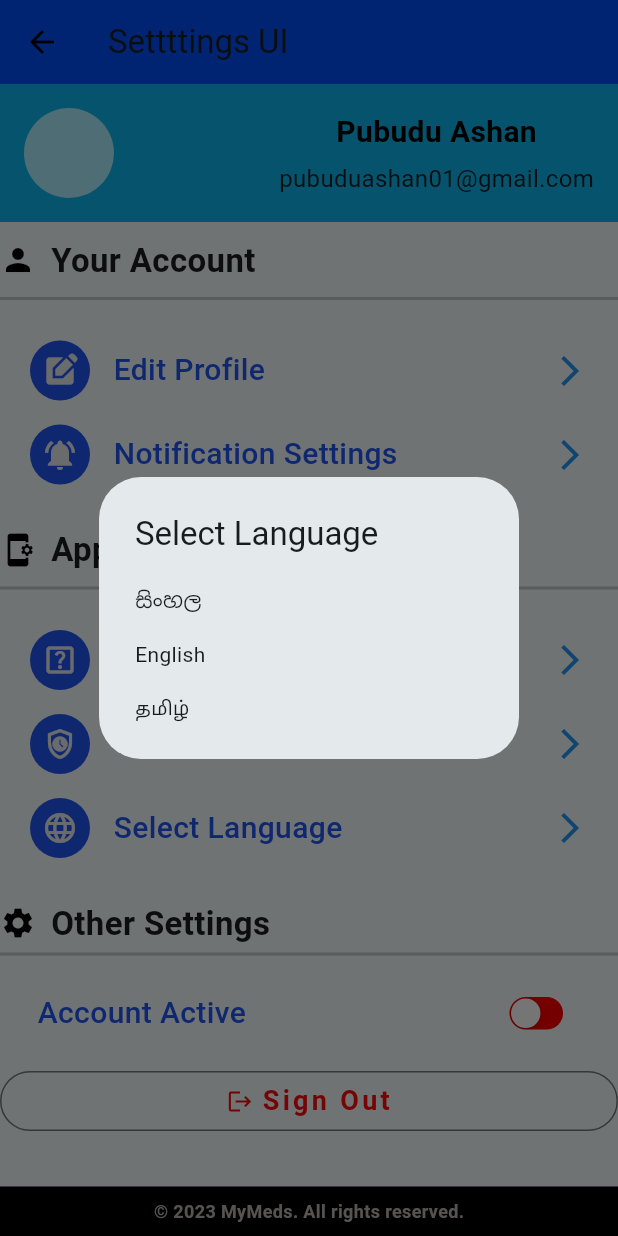
After one commit to tounektimohamed/taqyem, a Flutter app: the SettingsPageUI screen opened directly, after a tap on "Select Language", on a phone screen of 412 x 824 dp. The commit adds this screen. Run offline on Flutter 3.47's test engine with Material 2 defaults, Android fonts, the phone set to English and light mode, and no system bars; our stand-ins replace cloud_firestore, firebase_auth, firebase_core, flutter_holo_date_picker, font_awesome_flutter, google_fonts; accounts and stored records are empty.

Commit message:
Adding User settings page

```diff
--- a/lib/components/text_field.dart
+++ b/lib/components/text_field.dart
@@ -32,7 +32,7 @@ class Text_Field extends StatelessWidget {
       decoration: InputDecoration(
         hintText: label,
         filled: true,
-        floatingLabelBehavior: FloatingLabelBehavior.never,
+        // floatingLabelBehavior: FloatingLabelBehavior.never,
         // fillColor: Colors.white,
         focusedBorder: const OutlineInputBorder(
           borderRadius: BorderRadius.all(
@@ -54,7 +54,7 @@ class Text_Field extends StatelessWidget {
             color: Colors.transparent,
           ),
         ),
-        // labelText: 'Username',
+        labelText: 'Username',
         labelStyle: const TextStyle(
           color: Color.fromARGB(255, 16, 15, 15),
         ),
--- /dev/null
+++ b/lib/screens/account_settings.dart
@@ -0,0 +1,406 @@
+import 'package:flutter/material.dart';
+import 'package:flutter/cupertino.dart';
+import 'package:provider/provider.dart';
+import 'package:mymeds_app/screens/edit_profile.dart';
+import 'package:mymeds_app/screens/help_center.dart';
+import 'package:mymeds_app/screens/notification_settings.dart';
+import 'package:mymeds_app/screens/terms_of_services.dart';
+
+// import 'package:settings/usersettings.dart';
+
+class SettingsPageUI extends StatefulWidget {
+  @override
+  _SettingPageUIState createState() => _SettingPageUIState();
+}
+
+class _SettingPageUIState extends State<SettingsPageUI> {
+  bool ValueNotify1 = false;
+  bool ValueNotify2 = false;
+  // bool ValueNotify3 = false;
+
+  void _showLanguageSelectionDialog(BuildContext context) {
+    showDialog(
+      context: context,
+      builder: (context) {
+        return SimpleDialog(
+          title:const Text('Select Language'),
+          children: [
+            SimpleDialogOption(
+              onPressed: () {
+                Navigator.pop(context, 'සිංහල');
+              },
+              child:const Text('සිංහල'),
+            ),
+            SimpleDialogOption(
+              onPressed: () {
+                Navigator.pop(context, 'English');
+              },
+              child:const Text('English'),
+            ),
+            SimpleDialogOption(
+              onPressed: () {
+                Navigator.pop(context, 'தமிழ்');
+              },
+              child:const Text('தமிழ்'),
+            ),
+          ],
+        );
+      },
+    ).then((selectedLanguage) {
+
+      if (selectedLanguage != null) {
+        print('Selected language: $selectedLanguage');
+      }
+    });
+  }
+
+  // @override
+  // Widget build(BuildContext context) {
+  //   final themeProvider = Provider.of<ThemeProvider>(context, listen: false);
+
+  //*****THEME DATA****
+
+  // onChangeFunction1(bool newValue1) {
+  //   setState(() {
+  //     ValueNotify1 = newValue1;
+  //   });
+  //   final themeProvider = Provider.of<ThemeProvider>(
+  //     context, listen: false);
+
+  //   if (newValue1) {
+  //     themeProvider.setThemeData(darkTheme);
+  //   } else {
+  //     themeProvider.setThemeData(lightTheme);
+  //   }
+  // }
+
+  onChangeFunction2(bool newValue2) {
+    setState(() {
+      ValueNotify2 = newValue2;
+    });
+  }
+
+  // onChangeFunction3(bool newValue3) {
+  //   setState(() {
+  //     ValueNotify3 = newValue3;
+  //   });
+  // }
+
+  @override
+  Widget build(BuildContext context) {
+    // final themeProvider = Provider.of<ThemeProvider>(
+    //   context, listen: false);
+
+    return Scaffold(
+      appBar: AppBar(
+        backgroundColor:const Color.fromARGB(255, 0, 79, 249),
+        title: const Text(
+          "Settttings UI",
+          style: TextStyle(fontSize: 22,),
+        ),
+        leading: IconButton(
+          onPressed: () {},
+          icon: const Icon(
+            Icons.arrow_back,
+            color: Color.fromARGB(255, 0, 0, 0),
+          ),
+        ),
+      ),
+      body: Column(
+        children: [
+          Container(
+            color:const Color.fromARGB(255, 11, 180, 236),
+            alignment: Alignment.topLeft,
+            padding:const EdgeInsets.all(16),
+            child:const Row(
+              mainAxisAlignment: MainAxisAlignment.spaceBetween,
+              // crossAxisAlignment: CrossAxisAlignment.center,
+              children: [
+                 Column(
+                  crossAxisAlignment: CrossAxisAlignment.start,
+                  children: [
+                 CircleAvatar(
+                  radius: 30,
+                  backgroundImage: AssetImage(
+                    'assets/images/pubba.jpg'),
+                ),
+                // Image.asset(
+                //   'assets/images/user.webp',
+                //   height: 50,
+                //   width: 50,
+                // ),
+              ],
+            ),
+            Column(
+               crossAxisAlignment: CrossAxisAlignment.center,
+                  children: [
+          Text(
+                  "Pubudu Ashan",
+                  style: TextStyle(
+                    fontSize: 20,
+                    fontWeight: FontWeight.bold,
+                    color: Colors.black,
+                  ),
+                ),
+                SizedBox(height: 5),
+                Text(
+                  "pubuduashan01@gmail.com",
+                  style: TextStyle(
+                    fontSize: 16,
+                  ),
+                ),
+                  ],
+                ),
+              ],
+            ),
+          ),
+          Expanded(
+                child: ListView(
+                  children: [
+                    const SizedBox(height: 10),
+                    const Row(
+                      children: [
+
+                        Icon(
+                          Icons.person,
+                          color: Color.fromARGB(255, 0, 0, 0),
+                        ),
+                        SizedBox(
+                          width: 10,
+                        ),
+                        Text(
+                          "Your Account",
+                          style: TextStyle(
+                              fontSize: 22,
+                              fontWeight: FontWeight.bold),
+                        ),
+                      ],
+                    ),
+                    const Divider(height: 20, thickness: 2),
+                    const SizedBox(height: 10),
+                    buildAccountOption(
+                        context, "   Edit Profile",
+                         Icons.edit_square),
+                    buildAccountOption(
+                      context, "   Notification Settings",
+                        Icons.notifications_active),
+                    const SizedBox(height: 20),
+
+
+                    // const SizedBox(height: 10),
+                    const Row(
+                      children: [
+                        Icon(
+                          Icons.app_settings_alt_rounded,
+                          color: Color.fromARGB(255, 0, 0, 0),
+                        ),
+                        SizedBox(
+                          width: 10,
+                        ),
+                        Text(
+                          "App Setting",
+                          style: TextStyle(
+                              fontSize: 22, fontWeight:
+                               FontWeight.bold),
+                        ),
+                      ],
+                    ),
+                    const Divider(height: 20, thickness: 2),
+                    const SizedBox(height: 10),
+                    buildAccountOption(
+                      context, "   Help Center",
+                       Icons.help_center_outlined),
+                    buildAccountOption(
+                      context, "   Terms of Services",
+                        Icons.safety_check_outlined),
+                        // buildOptionList(context, "   Language Selection"),
+                        buildAccountOption(
+                      context, "   Select Language",
+                        Icons.language_sharp),
+                    const SizedBox(height: 20),
+                    const Row(
+                      children: [
+                        Icon(
+                          Icons.settings,
+                          color: Colors.black,
+                        ),
+
+
+                        SizedBox(width: 10),
+                        Text(
+                          "Other Settings",
+                          style: TextStyle(
+                              fontSize: 22,
+                               fontWeight: FontWeight.bold),
+                        ),
+                      ],
+                    ),
+                    const Divider(height: 10, thickness:2),
+                    const SizedBox(height: 10),
+                    // buildNotificationOption(
+                    //     "Theme Dark", ValueNotify1,
+                    //      onChangeFunction1),
+                    buildNotificationOption(
+                        "Account Active", ValueNotify2,
+                         onChangeFunction2),
+                    // buildNotificationOption(
+                    //     "Opportunity", ValueNotify3,
+                    //      onChangeFunction3),
+                    const SizedBox(height: 10),
+                    Center(
+                      child: OutlinedButton(
+                        style: OutlinedButton.styleFrom(
+                            padding: const EdgeInsets.symmetric(horizontal: 40),
+                            shape: RoundedRectangleBorder(
+                                borderRadius: BorderRadius.circular(20))),
+                        onPressed: () {},
+                        // child:Text("Sign Out", style:TextStyle(
+                        //   fontSize: 16,
+                        //   letterSpacing: 2.2,
+                        //   color: Color.fromARGB(246, 233, 3, 3)
+                        // )),
+                        child: const Row(
+                          mainAxisAlignment: MainAxisAlignment.center,
+                          children: [
+                            Icon(
+                              Icons
+                                  .logout,
+                              color: Color.fromARGB(246, 255, 0, 0),
+                            ),
+                            SizedBox(width: 5),
+                            Text(
+                              "Sign Out",
+                              style: TextStyle(
+                                fontSize: 18,
+                                fontWeight: FontWeight.bold,
+                                letterSpacing: 2.2,
+                                color: Color.fromARGB(246, 255, 0, 0),
+                              ),
+                            ),
+                          ],
+                        ),
+                      ),
+                    )
+                  ],
+                ),
+                ),
+
+              Container(
+                color:const Color.fromARGB(255, 1, 1, 1),
+           child:const  Align(
+            alignment: Alignment.bottomCenter,
+            child: Padding(
+              padding: EdgeInsets.all(8.0),
+              child: Text(
+                "© 2023 MyMeds. All rights reserved.",
+                style: TextStyle(
+                  fontSize: 12,
+                  fontWeight: FontWeight.bold,
+                  color: Color.fromARGB(255, 190, 181, 181),
+                ),
+              ),
+            ),
+          ),
+              ),
+        ],
+      ),
+    );
+  }
+
+  Padding buildNotificationOption(
+      String title, bool value, Function onChangeMethod) {
+    return Padding(
+      padding: const EdgeInsets.symmetric(
+        vertical: 5, horizontal: 25),
+      child: Row(
+        mainAxisAlignment: MainAxisAlignment.spaceBetween,
+        children: [
+          Text(
+            title,
+            style: const TextStyle(
+              fontSize: 20,
+              fontWeight: FontWeight.w500,
+              color: Color.fromARGB(255, 33, 86, 243),
+            ),
+          ),
+          Transform.scale(
+            scale: 0.7,
+            child: CupertinoSwitch(
+              activeColor: const Color.fromARGB(255, 59, 255, 62),
+              trackColor:const Color.fromARGB(255, 255, 0, 0),
+              value: value,
+              onChanged: (bool newValue) {
+                onChangeMethod(newValue);
+              },
+            ),
+          )
+        ],
+      ),
+    );
+  }
+
+  GestureDetector buildAccountOption(
+      BuildContext context, String title, IconData iconData) {
+    return GestureDetector(
+      onTap: () {
+        if (title == "   Edit Profile") {
+        Navigator.push(
+          context,
+          MaterialPageRoute(
+            builder: (context) => EditProfilePage()),
+        );
+      } else if(title == "   Notification Settings"){
+        Navigator.push(
+          context,
+          MaterialPageRoute(
+            builder: (context) => NotificationSettings()),
+        );
+      } else if(title == "   Help Center"){
+        Navigator.push(
+          context,
+          MaterialPageRoute(
+            builder: (context) => HelpCenter()),
+        );
+      } else if(title == "   Terms of Services"){
+        Navigator.push(
+          context,
+          MaterialPageRoute(
+            builder: (context) => TermsOfServices()),
+        );
+      } else if (title == "   Select Language") {
+          _showLanguageSelectionDialog(context);
+        } else {
+
+      }
+      },
+      child: Padding(
+        padding: const EdgeInsets.symmetric(
+          vertical: 8, horizontal: 20),
+        child: Row(
+          mainAxisAlignment: MainAxisAlignment.spaceBetween,
+          children: [
+             CircleAvatar(
+              backgroundColor: const Color.fromARGB(255, 33, 86, 243),
+            child:Icon(
+              iconData,
+              color:const Color.fromARGB(255, 231, 233, 237),
+            ),),
+            //  const SizedBox(width: 10),
+            Expanded(child:
+            Text(title,
+                style: const TextStyle(
+                  fontSize: 20,
+                  fontWeight: FontWeight.w500,
+                  color: Color.fromARGB(255, 33, 86, 243),
+                )),),
+            // const SizedBox(width: 80),
+            const Icon(
+              Icons.arrow_forward_ios,
+              color: Colors.blue,
+            )
+          ],
+        ),
+      ),
+    );
+  }
+}
--- a/lib/screens/dashboard.dart
+++ b/lib/screens/dashboard.dart
@@ -1,6 +1,7 @@
 import 'package:cloud_firestore/cloud_firestore.dart';
 import 'package:firebase_auth/firebase_auth.dart';
 import 'package:flutter/material.dart';
+import 'package:mymeds_app/screens/account_settings.dart';
 import 'package:mymeds_app/screens/user_profile.dart';
 
 class Dashboard extends StatefulWidget {
@@ -61,6 +62,14 @@ class _DashboardState extends State<Dashboard> {
               },
               child: Text('User profile'),
             ),
+            ElevatedButton(
+              onPressed: () {
+                Navigator.push(context, MaterialPageRoute(builder: (context) {
+                  return SettingsPageUI();
+                }));
+              },
+              child: Text('User settings'),
+            ),
           ],
         ),
       ),
--- /dev/null
+++ b/lib/screens/edit_profile.dart
@@ -0,0 +1,35 @@
+import 'package:flutter/material.dart';
+
+class EditProfilePage extends StatelessWidget {
+  @override
+  Widget build(BuildContext context) {
+    return Scaffold(
+      appBar: AppBar(
+        title: const Text("Edit Profile"),
+      ),
+      body: Center(
+          child: Column(
+        mainAxisAlignment: MainAxisAlignment.center,
+        children: [
+          Image.asset(
+            'assets/images/user.webp',
+          ),
+          const SizedBox(
+            height: 20,
+          ),
+          const Text(
+            "In here you can edit your profile settings.",
+            style: TextStyle(fontSize: 20),
+            textAlign: TextAlign.center,
+          ),
+          const SizedBox(height:10),
+          const Text(
+            "If you forget your password relax and try to remember your password.",
+            style: TextStyle(fontSize: 20),
+            textAlign: TextAlign.center,
+          ),
+        ],
+      )),
+    );
+  }
+}
--- /dev/null
+++ b/lib/screens/help_center.dart
@@ -0,0 +1,35 @@
+import 'package:flutter/material.dart';
+
+class HelpCenter extends StatelessWidget {
+  @override
+  Widget build(BuildContext context) {
+    return Scaffold(
+      appBar: AppBar(
+        title: const Text("Help Center"),
+      ),
+      body: Center(
+          child: Column(
+        mainAxisAlignment: MainAxisAlignment.center,
+        children: [
+          Image.asset(
+            'assets/images/callcenter.gif',
+          ),
+          const SizedBox(
+            height: 20,
+          ),
+          const Text(
+            "If you have any problem with this app please call 911.",
+            style: TextStyle(fontSize: 20),
+            textAlign: TextAlign.center,
+          ),
+          const SizedBox(height:10),
+          const Text(
+           "We are like to help your any problem",
+            style: TextStyle(fontSize: 20),
+            textAlign: TextAlign.center,
+          )
+        ],
+      )),
+    );
+  }
+}
--- /dev/null
+++ b/lib/screens/notification_settings.dart
@@ -0,0 +1,29 @@
+import 'package:flutter/material.dart';
+
+class NotificationSettings extends StatelessWidget {
+  @override
+  Widget build(BuildContext context) {
+    return Scaffold(
+      appBar: AppBar(
+        title: const Text("Notification Settings"),
+      ),
+      body: Center(
+          child: Column(
+        mainAxisAlignment: MainAxisAlignment.center,
+        children: [
+          Image.asset(
+            'assets/images/4ewS.gif',
+          ),
+          const SizedBox(
+            height: 20,
+          ),
+          const Text(
+            "Now you can edit your notification settings in here",
+            style: TextStyle(fontSize: 20),
+            textAlign: TextAlign.center,
+          )
+        ],
+      )),
+    );
+  }
+}
--- /dev/null
+++ b/lib/screens/terms_of_services.dart
@@ -0,0 +1,29 @@
+import 'package:flutter/material.dart';
+
+class TermsOfServices extends StatelessWidget {
+  @override
+  Widget build(BuildContext context) {
+    return Scaffold(
+      appBar: AppBar(
+        title: const Text("Terms of Services"),
+      ),
+      body: Center(
+          child: Column(
+        mainAxisAlignment: MainAxisAlignment.center,
+        children: [
+          Image.asset(
+            'assets/images/termsfoview.webp',
+          ),
+          const SizedBox(
+            height: 20,
+          ),
+          const Text(
+            "This mobile app serve a different purpose than documents like privacy policies or disclaimers.",
+            style: TextStyle(fontSize: 20),
+            textAlign: TextAlign.center,
+          )
+        ],
+      )),
+    );
+  }
+}
--- a/lib/screens/user_profile.dart
+++ b/lib/screens/user_profile.dart
@@ -1,5 +1,7 @@
 import 'package:flutter/material.dart';
 import 'package:google_fonts/google_fonts.dart';
+
+import '../components/text_field.dart';
 
 class UserProfile extends StatefulWidget {
   const UserProfile({super.key});
@@ -20,11 +22,11 @@ class _UserProfileState extends State<UserProfile> {
             ),
           ),
         ),
-      body: ListView(
+        body: Column(
           children: [
-          //profile pic
+            //email
+
           ],
-      ),
-    );
+        ));
   }
 }
--- a/pubspec.yaml
+++ b/pubspec.yaml
@@ -30,6 +30,7 @@ environment:
 dependencies:
   flutter:
     sdk: flutter
+  provider: ^5.0.0
 
 
   # The following adds the Cupertino Icons font to your application.
```
Also changed, not shown: pubspec.lock. Lines whose indentation alone changed are shown as unchanged.
